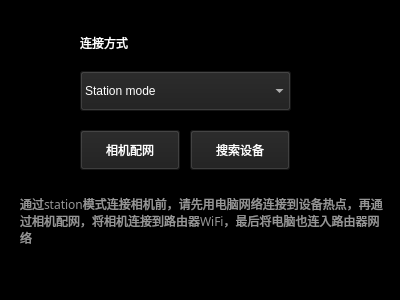
This is desktopApp/loginwindow.ui in yesyeah/ObsbotTailforPC as Qt 5 draws it before an edit. The edited form follows.
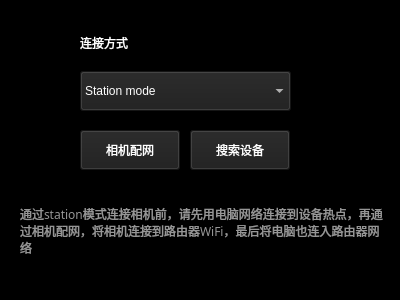
This is the edited form. Icons and pictures are not drawn.

What changed in the file:
```diff
--- a/desktopApp/loginwindow.ui
+++ b/desktopApp/loginwindow.ui
@@ -139,7 +139,7 @@
     <property name="geometry">
      <rect>
       <x>20</x>
-      <y>190</y>
+      <y>200</y>
       <width>371</width>
       <height>61</height>
      </rect>
```
